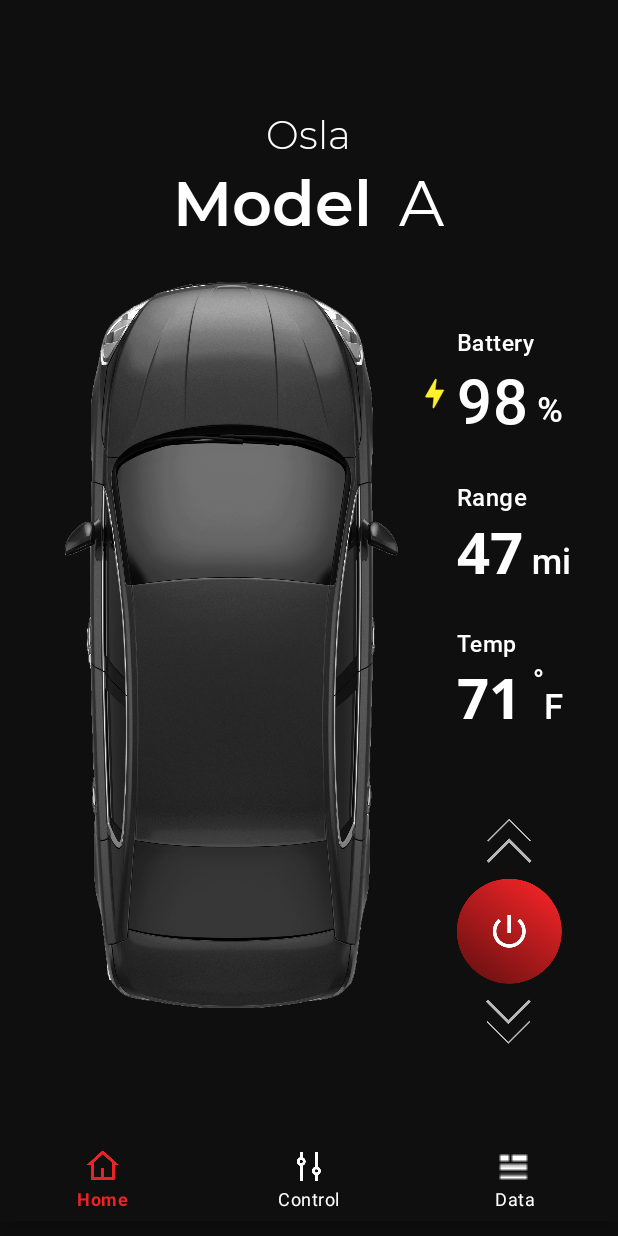
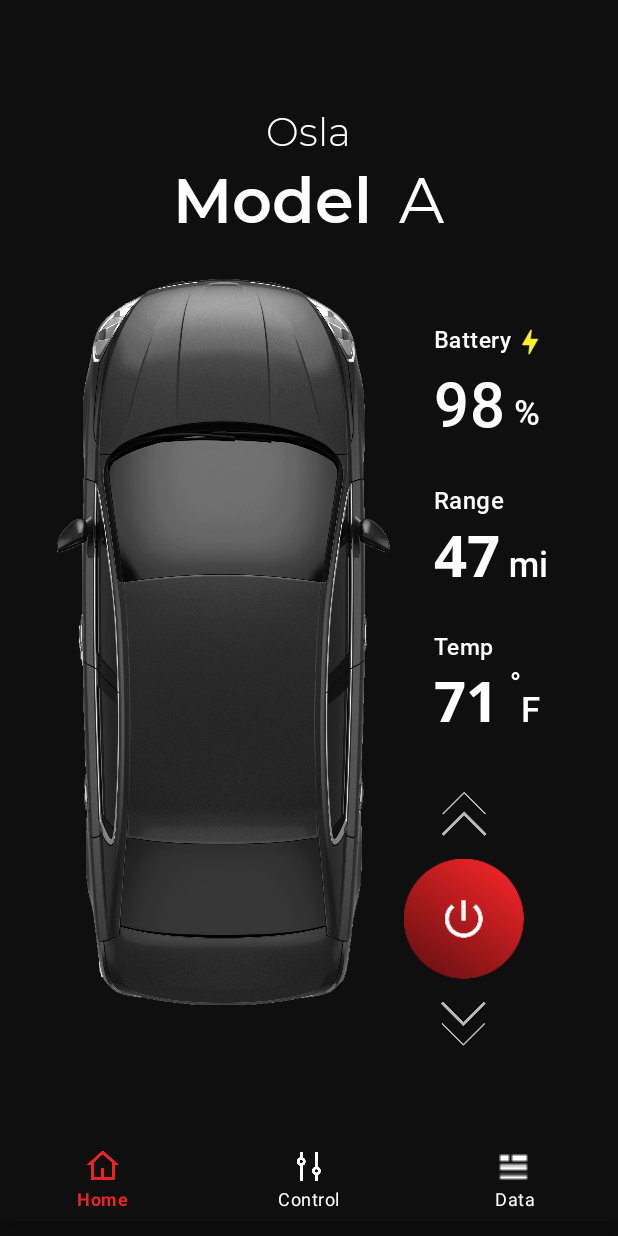
Before and after one commit to jiwon-o/ElectricCarDataApp, an Android app: the screen it shows after launch (MainActivity), on a phone screen of 412 x 824 dp. Run offline under Robolectric (Android 15) with nearby library versions, the light colour scheme and no system bars; plain views replace PulsatorLayout.

Commit message:
Bottom navigation bar 수정 / Home fragment layout 약간 수정

```diff
--- a/app/src/main/java/com/example/electriccardataapp/MainActivity.java
+++ b/app/src/main/java/com/example/electriccardataapp/MainActivity.java
@@ -15,81 +15,59 @@ import android.view.WindowManager;
 import com.google.android.material.bottomnavigation.BottomNavigationView;
 
 public class MainActivity extends AppCompatActivity {
+    private BottomNavigationView mBottomNV;
 
 
-    private BottomNavigationView bottomNavigationView;
-    private FragmentManager fragmentManager;
-    private FragmentTransaction fragmentTransaction;
-    private Fragment HomeFragment;
-    private Fragment DataFragment;
-    private Fragment ControlFragment;
-
     @Override
-    protected void onCreate(@Nullable Bundle savedInstanceState) {
+    protected void onCreate(Bundle savedInstanceState) {
         super.onCreate(savedInstanceState);
-        getWindow().setFlags(WindowManager.LayoutParams.FLAG_FULLSCREEN,WindowManager.LayoutParams.FLAG_FULLSCREEN);
-
-        setRequestedOrientation(ActivityInfo.SCREEN_ORIENTATION_PORTRAIT);
         setContentView(R.layout.activity_main);
 
+        //Navigation Listener
+        mBottomNV = findViewById(R.id.bottom_navigation_view);
+        mBottomNV.setOnNavigationItemSelectedListener(new BottomNavigationView.OnNavigationItemSelectedListener() { //NavigationItemSelect
+            @Override
+            public boolean onNavigationItemSelected(@NonNull MenuItem menuItem) {
+                BottomNavigate(menuItem.getItemId());
 
-        bottomNavigationView = findViewById(R.id.bottom_navigation_view);
-        bottomNavigationView.setOnNavigationItemSelectedListener(new BottomNavigationView.OnNavigationItemSelectedListener() {
-
-
-            @Override
-            public boolean onNavigationItemSelected(@NonNull MenuItem item) {
-
-                switch (item.getItemId()){
-                    case R.id.action_home:
-                        setFrag(0);
-                        break;
-                    case R.id.action_control:
-                        setFrag(1);
-                        break;
-                    case R.id.action_data:
-                        setFrag(2);
-                        break;
-                }
                 return true;
             }
         });
-        HomeFragment = new HomeFragment();
-        DataFragment = new DataFragment();
-        ControlFragment = new ControlFragment();
+        mBottomNV.setSelectedItemId(R.id.action_home);
+    }
 
-        setFrag(0);//첫 프래그머트 화면 지정
+    //Bottom navigation function
+    private void BottomNavigate(int id) {
+        String tag = String.valueOf(id);
+        FragmentManager fragmentManager = getSupportFragmentManager();
+        FragmentTransaction fragmentTransaction = fragmentManager.beginTransaction();
+
+        Fragment currentFragment = fragmentManager.getPrimaryNavigationFragment();
+        if (currentFragment != null) {
+            fragmentTransaction.hide(currentFragment);
+        }
+
+        Fragment fragment = fragmentManager.findFragmentByTag(tag);
+        if (fragment == null) {
+            if (id == R.id.action_home) {
+                fragment = new HomeFragment();
+
+            } else if (id == R.id.action_control) {
+
+                fragment = new ControlFragment();
+            } else {
+                fragment = new DataFragment();
+            }
+            fragmentTransaction.add(R.id.frame_layout, fragment, tag);
+        } else {
+            fragmentTransaction.show(fragment);
+        }
+
+        fragmentTransaction.setPrimaryNavigationFragment(fragment);
+        fragmentTransaction.setReorderingAllowed(true);
+        fragmentTransaction.commitNow();
 
     }
 
-//    @Override
-//    protected void onSaveInstanceState(@NonNull Bundle outState) {
-//        super.onSaveInstanceState(outState);
-//
-//        getSupportFragmentManager().putFragment(outState,"mHomeFragment",mHomeFragment);
-//    }
 
-
-
-    private void setFrag(int n ){
-        fragmentManager = getSupportFragmentManager();
-        fragmentTransaction =fragmentManager.beginTransaction();
-
-        switch (n){
-            case 0:
-                fragmentTransaction.replace(R.id.frame_layout, HomeFragment);
-                fragmentTransaction.commit();
-                break;
-            case 1:
-                fragmentTransaction.replace(R.id.frame_layout,ControlFragment);
-                fragmentTransaction.commit();
-                break;
-            case 2:
-                fragmentTransaction.replace(R.id.frame_layout,DataFragment);
-                fragmentTransaction.commit();
-                break;
-
-        }
-
-    }
 }
--- a/app/src/main/java/com/example/electriccardataapp/setData_bar.java
+++ /dev/null
@@ -1 +0,0 @@
-package com.example.electriccardataapp;
--- a/app/src/main/res/layout/fragment_home_black.xml
+++ b/app/src/main/res/layout/fragment_home_black.xml
@@ -19,6 +19,7 @@
             android:layout_centerHorizontal="true"
             android:layout_marginTop="15dp"
             android:orientation="vertical">
+
             <TextView
                 android:id="@+id/textView"
                 android:layout_width="wrap_content"
@@ -64,29 +65,31 @@
             android:layout_below="@+id/ln_title"
             android:layout_centerHorizontal="true"
             android:layout_marginTop="15dp"
-            android:orientation="horizontal"
-            >
+            android:orientation="horizontal">
 
             <ImageView
                 android:layout_width="wrap_content"
                 android:layout_height="wrap_content"
                 android:src="@drawable/img_car_top" />
-            <com.airbnb.lottie.LottieAnimationView
-                android:id="@+id/lottieView"
-                android:layout_width="30dp"
-                android:layout_height="30dp"
-                app:lottie_rawRes="@raw/battery_animation"
-                android:layout_marginTop="70dp"
-                app:lottie_autoPlay="true"
-                app:lottie_loop="true" />
+
+            <LinearLayout
+                android:layout_width="wrap_content"
+                android:layout_height="wrap_content"
+                android:orientation="vertical">
+
 
                 <LinearLayout
 
                     android:layout_width="wrap_content"
                     android:layout_height="wrap_content"
-
+                    android:layout_marginHorizontal="20dp"
                     android:layout_marginTop="40dp"
                     android:orientation="vertical">
+
+                    <LinearLayout
+                        android:layout_width="wrap_content"
+                        android:layout_height="wrap_content"
+                        android:orientation="horizontal">
 
                         <TextView
                             android:layout_width="wrap_content"
@@ -99,6 +102,16 @@
                             android:textSize="15sp"
                             android:textStyle="normal" />
 
+                        <com.airbnb.lottie.LottieAnimationView
+                            android:id="@+id/lottieView"
+                            android:layout_width="25dp"
+                            android:layout_height="25dp"
+                            app:lottie_autoPlay="true"
+                            app:lottie_loop="true"
+                            app:lottie_rawRes="@raw/battery_animation" />
+                    </LinearLayout>
+
+
                     <LinearLayout
                         android:layout_width="wrap_content"
                         android:layout_height="wrap_content"
@@ -107,8 +120,7 @@
                         <FrameLayout
                             android:layout_width="wrap_content"
                             android:layout_height="wrap_content"
-                    android:orientation="horizontal"
-                   >
+                            android:orientation="horizontal">
 
                             <!--                        <pl.bclogic.pulsator4droid.library.PulsatorLayout-->
                             <!--                            android:id="@+id/pulsator"-->
@@ -135,11 +147,12 @@
                                 android:textSize="41sp"
                                 android:textStyle="normal" />
                         </FrameLayout>
+
                         <TextView
                             android:layout_width="wrap_content"
                             android:layout_height="wrap_content"
+                            android:layout_marginLeft="5dp"
                             android:layout_marginTop="18dp"
-                        android:layout_marginLeft="5dp"
                             android:fontFamily="@font/roboto_light"
                             android:letterSpacing="0.02"
                             android:lineSpacingExtra="-6sp"
@@ -235,32 +248,39 @@
                             android:textSize="23sp" />
                     </LinearLayout>
 
+
+                </LinearLayout>
+
                 <LinearLayout
                     android:layout_width="wrap_content"
                     android:layout_height="wrap_content"
-                    android:layout_marginTop="50dp"
+                    android:layout_marginTop="30dp"
                     android:gravity="center"
                     android:orientation="vertical">
 
                     <ImageView
                         android:layout_width="wrap_content"
                         android:layout_height="wrap_content"
-                        android:layout_marginBottom="5dp"
+                        android:layout_marginBottom="10dp"
                         android:src="@drawable/ic_arrow_up" />
 
                     <ImageView
                         android:id="@+id/btn_red"
-                        android:layout_width="wrap_content"
-                        android:layout_height="wrap_content"
+                        android:layout_width="80dp"
+                        android:layout_height="80dp"
                         android:src="@drawable/btn_circle_red" />
 
                     <ImageView
                         android:layout_width="wrap_content"
                         android:layout_height="wrap_content"
-                        android:layout_marginTop="5dp"
+                        android:layout_marginTop="10dp"
                         android:src="@drawable/ic_arrow_down" />
                 </LinearLayout>
+
             </LinearLayout>
+
+
+
         </LinearLayout>
 
     </RelativeLayout>
--- a/app/src/main/res/values/themes.xml
+++ b/app/src/main/res/values/themes.xml
@@ -2,15 +2,17 @@
     <!-- Base application theme. -->
     <style name="Theme.ElectricCarDataApp" parent="Theme.MaterialComponents.DayNight.NoActionBar">
         <!-- Primary brand color. -->
-        <item name="colorPrimary">@color/purple_500</item>
+        <item name="colorPrimary">@color/white</item>
         <item name="colorPrimaryVariant">@color/purple_700</item>
-        <item name="colorOnPrimary">@color/white</item>
+        <item name="colorOnPrimary">@color/purple_500</item>
         <!-- Secondary brand color. -->
         <item name="colorSecondary">@color/teal_200</item>
         <item name="colorSecondaryVariant">@color/teal_700</item>
         <item name="colorOnSecondary">@color/black</item>
-        <!-- Status bar color. -->
-        <item name="android:statusBarColor" tools:targetApi="l">?attr/colorPrimaryVariant</item>
+        <!-- No status bar / No Title bar. -->
+        <item name="windowActionBar">false</item>
+        <item name="windowNoTitle">true</item>
+        <item name="android:windowFullscreen">true</item>
         <!-- Customize your theme here. -->
     </style>
 </resources>
```
Lines whose indentation alone changed are shown as unchanged.
